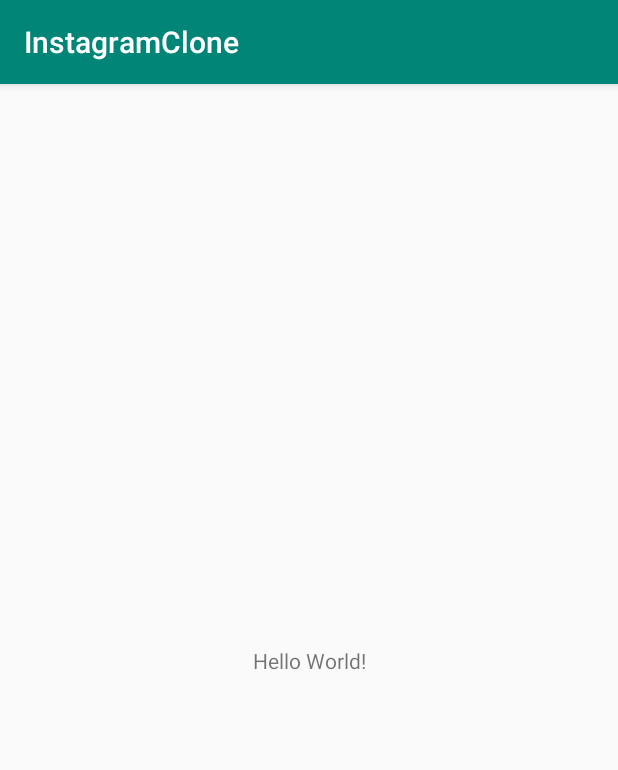
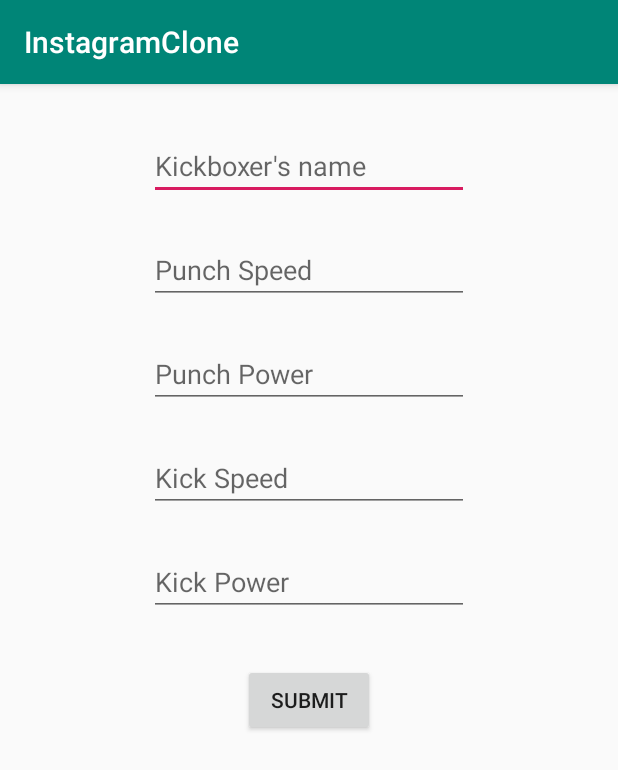
Before and after one commit to klintwales/InstagramClone, an Android app: the screen it shows after launch (SignUp), on a phone screen of 412 x 824 dp. Shown: the top 770 px of the screen. Run offline under Robolectric (Android 15) with nearby library versions, the phone set to English and light mode, and no system bars; libraries missing offline, so code that uses them is left out: com.parse; 2 statements that could not run were skipped.

Commit message:
Added feature that allows user to create their own KickBoxer class and save it to the Parse server. Added fields: Name, Punch Speed, Punch Power, Kick Speed, Kick Power. Added Submit button.

```diff
--- a/InstagramClone/app/build.gradle
+++ b/InstagramClone/app/build.gradle
@@ -27,4 +27,5 @@ dependencies {
     androidTestImplementation 'androidx.test.ext:junit:1.1.0'
     androidTestImplementation 'androidx.test.espresso:espresso-core:3.1.1'
     implementation "com.github.parse-community.Parse-SDK-Android:parse:1.22.1"
+    implementation 'com.google.android.material:material:1.0.0'
 }
--- a/InstagramClone/app/src/main/java/com/example/instagramclone/SignUp.java
+++ b/InstagramClone/app/src/main/java/com/example/instagramclone/SignUp.java
@@ -4,26 +4,41 @@ import androidx.appcompat.app.AppCompatActivity;
 
 import android.os.Bundle;
 import android.view.View;
+import android.widget.Button;
+import android.widget.EditText;
 import android.widget.TextView;
 import android.widget.Toast;
 
+import com.google.android.material.textfield.TextInputEditText;
 import com.parse.ParseException;
 import com.parse.ParseInstallation;
 import com.parse.ParseObject;
 import com.parse.SaveCallback;
 
 
-public class SignUp extends AppCompatActivity {
+public class SignUp extends AppCompatActivity implements View.OnClickListener {
+    public Button btnSubmit;
+    private EditText edtName, edtPunchSpeed, edtPunchPower, edtKickSpeed, edtKickPower;
+
 
     @Override
     protected void onCreate(Bundle savedInstanceState) {
         super.onCreate(savedInstanceState);
         setContentView(R.layout.activity_main);
         ParseInstallation.getCurrentInstallation().saveInBackground();
+
+        btnSubmit = findViewById(R.id.btnSubmit);
+        edtName = findViewById(R.id.edtName);
+        edtPunchSpeed = findViewById(R.id.edtPunchSpeed);
+        edtPunchPower = findViewById(R.id.edtPunchPower);
+        edtKickSpeed = findViewById(R.id.edtKickSpeed);
+        edtKickPower = findViewById(R.id.edtKickPower);
+
+        btnSubmit.setOnClickListener(SignUp.this);
     }
 
-    public void helloWorldTapped(View view){
-        ParseObject boxer = new ParseObject("Boxer");
+   // public void helloWorldTapped(View view){
+        /*ParseObject boxer = new ParseObject("Boxer");
         boxer.put("punch_speed", 200);
         boxer.saveInBackground(new SaveCallback() {
             @Override
@@ -33,8 +48,29 @@ public class SignUp extends AppCompatActivity {
                 }
 
             }
+        });*/
+
+
+    @Override
+    public void onClick(View v) {
+
+        final ParseObject kickBoxer = new ParseObject("KickBoxer");
+        kickBoxer.put("name", edtName.getText().toString());
+        kickBoxer.put("punchSpeed", Integer.parseInt(edtPunchSpeed.
+                getText().toString()));
+        kickBoxer.put("punchPower", Integer.parseInt(edtPunchPower.getText().toString()));
+        kickBoxer.put("kickSpeed", Integer.parseInt(edtKickSpeed.getText().toString()));
+        kickBoxer.put("kickPower", Integer.parseInt(edtKickPower.getText().toString()));
+        kickBoxer.saveInBackground(new SaveCallback() {
+            @Override
+            public void done(ParseException e) {
+                if (e == null){
+                Toast.makeText(SignUp.this, kickBoxer.get("name") + " is saved to server", Toast.LENGTH_SHORT).show();
+                }
+                else {
+                    Toast.makeText(SignUp.this, e.getMessage(), Toast.LENGTH_LONG).show();
+                }
+            }
         });
-
     }
-
 }
--- a/InstagramClone/app/src/main/res/layout/activity_main.xml
+++ b/InstagramClone/app/src/main/res/layout/activity_main.xml
@@ -6,14 +6,73 @@
     android:layout_height="match_parent"
     tools:context=".SignUp">
 
-    <TextView
-        android:id="@+id/txtHelloWorld"
+    <EditText
+        android:id="@+id/edtName"
         android:layout_width="wrap_content"
         android:layout_height="wrap_content"
-        android:text="Hello World!"
-        app:layout_constraintBottom_toBottomOf="parent"
-        app:layout_constraintLeft_toLeftOf="parent"
-        app:layout_constraintRight_toRightOf="parent"
+        android:layout_marginTop="32dp"
+        android:ems="10"
+        android:hint="Kickboxer's name"
+        android:inputType="textPersonName"
+        app:layout_constraintEnd_toEndOf="parent"
+        app:layout_constraintStart_toStartOf="parent"
         app:layout_constraintTop_toTopOf="parent" />
 
+    <EditText
+        android:id="@+id/edtPunchSpeed"
+        android:layout_width="wrap_content"
+        android:layout_height="wrap_content"
+        android:layout_marginTop="24dp"
+        android:ems="10"
+        android:hint="Punch Speed"
+        android:inputType="textPersonName"
+        app:layout_constraintEnd_toEndOf="parent"
+        app:layout_constraintStart_toStartOf="parent"
+        app:layout_constraintTop_toBottomOf="@+id/edtName" />
+
+    <EditText
+        android:id="@+id/edtPunchPower"
+        android:layout_width="wrap_content"
+        android:layout_height="wrap_content"
+        android:layout_marginTop="24dp"
+        android:ems="10"
+        android:hint="Punch Power"
+        android:inputType="textPersonName"
+        app:layout_constraintEnd_toEndOf="parent"
+        app:layout_constraintStart_toStartOf="parent"
+        app:layout_constraintTop_toBottomOf="@+id/edtPunchSpeed" />
+
+    <EditText
+        android:id="@+id/edtKickSpeed"
+        android:layout_width="wrap_content"
+        android:layout_height="wrap_content"
+        android:layout_marginTop="24dp"
+        android:ems="10"
+        android:hint="Kick Speed"
+        android:inputType="textPersonName"
+        app:layout_constraintEnd_toEndOf="parent"
+        app:layout_constraintStart_toStartOf="parent"
+        app:layout_constraintTop_toBottomOf="@+id/edtPunchPower" />
+
+    <EditText
+        android:id="@+id/edtKickPower"
+        android:layout_width="wrap_content"
+        android:layout_height="wrap_content"
+        android:layout_marginTop="24dp"
+        android:ems="10"
+        android:hint="Kick Power"
+        android:inputType="textPersonName"
+        app:layout_constraintEnd_toEndOf="parent"
+        app:layout_constraintStart_toStartOf="parent"
+        app:layout_constraintTop_toBottomOf="@+id/edtKickSpeed" />
+
+    <Button
+        android:id="@+id/btnSubmit"
+        android:layout_width="wrap_content"
+        android:layout_height="wrap_content"
+        android:layout_marginTop="32dp"
+        android:text="Submit"
+        app:layout_constraintEnd_toEndOf="parent"
+        app:layout_constraintStart_toStartOf="parent"
+        app:layout_constraintTop_toBottomOf="@+id/edtKickPower" />
 </androidx.constraintlayout.widget.ConstraintLayout>
```
